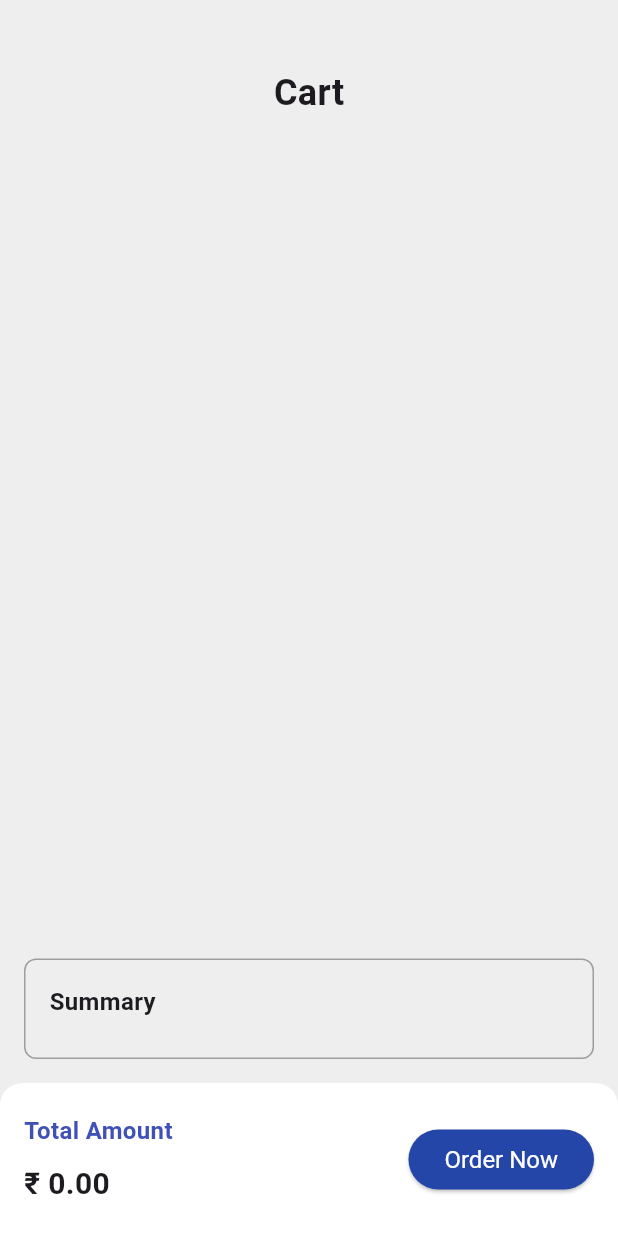
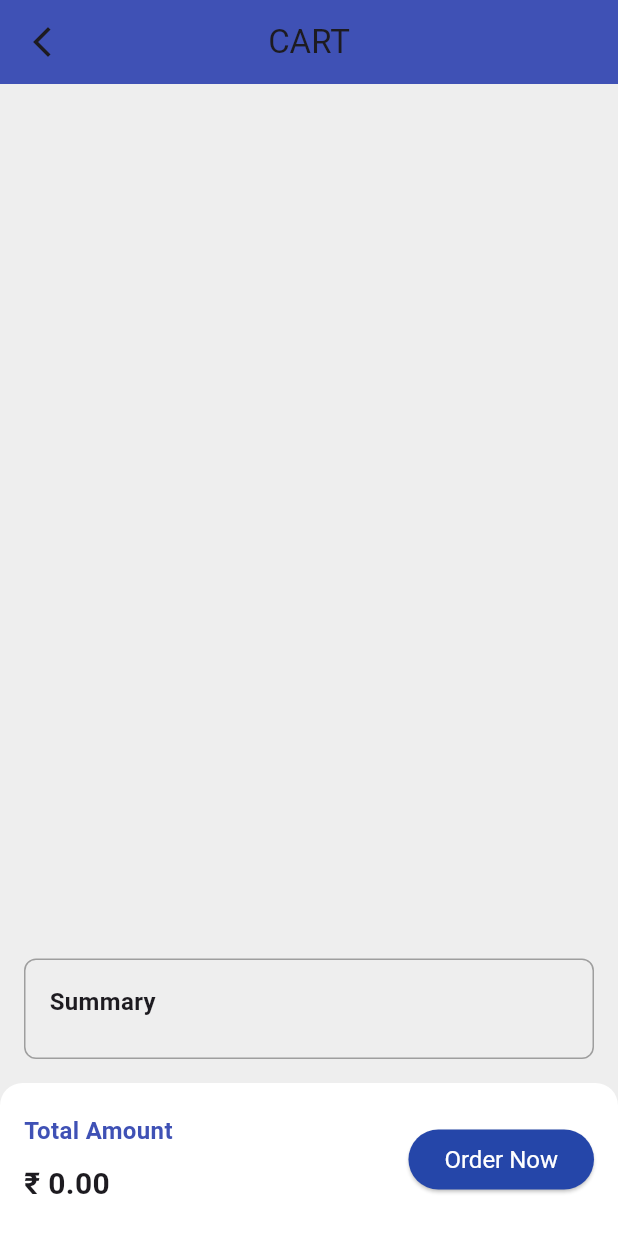
Before and after one commit to Ashutosh21jha/AmulX, a Flutter app: the CartPage screen opened directly, on a phone screen of 412 x 824 dp. Shown: the top 1233 px of the screen. Run offline on Flutter 3.47's test engine with Material 3 defaults, Android fonts, the phone set to English and light mode, and no system bars; our stand-ins replace cloud_firestore, firebase_auth, firebase_core, flutter_svg, get, im_stepper and 1 more; missing offline and left inert: razorpay_flutter; accounts and stored records are empty.

Commit message:
back button Cart

```diff
--- a/lib/screens/cartPage.dart
+++ b/lib/screens/cartPage.dart
@@ -1,6 +1,8 @@
 import 'dart:async';
 import 'package:amul/Utils/AppColors.dart';
 import 'package:amul/screens/cart_components/cart_controller.dart';
+import 'package:amul/screens/foodPage.dart';
+import 'package:amul/screens/mainscreen.dart';
 import 'package:amul/screens/orderPage.dart';
 import 'package:amul/screens/profile.dart';
 import 'package:amul/screens/trackingPage.dart';
@@ -36,6 +38,17 @@ class _CartPageState extends State<CartPage> {
   @override
   Widget build(BuildContext context) {
     return Scaffold(
+      appBar: AppBar(
+        backgroundColor: Colors.indigo,
+        title: const Text('CART'),
+        centerTitle: true,
+        leading: IconButton(
+          icon: const Icon(Icons.arrow_back_ios_new_outlined),
+          onPressed: () {
+            Get.back();
+          },
+        ),
+      ),
       backgroundColor: Colors.grey.shade200,
       body: CartController.to.isCartEmpty
           ? Container(
@@ -62,12 +75,6 @@ class _CartPageState extends State<CartPage> {
           : Column(
               children: [
                 const SizedBox(height: 45),
-                const Center(
-                  child: Text(
-                    'Cart',
-                    style: TextStyle(fontSize: 24, fontWeight: FontWeight.bold),
-                  ),
-                ),
                 Expanded(
                   child: Obx(() {
                     final cartController = CartController.to;
```
